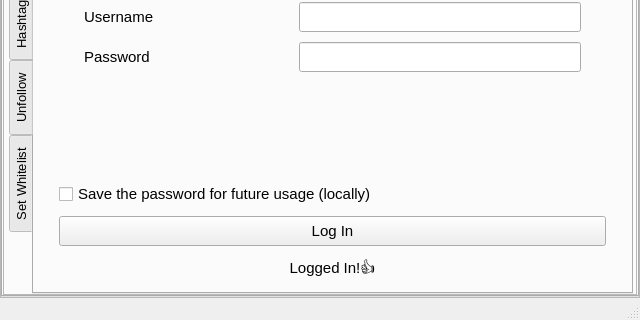
The window that gui/main.ui (SenaThenu/social-media-grower) describes before a commit, drawn with Qt 5; both pictures show x 0 to 640 and y 160 to 480 of the 640 by 480 pixel window.
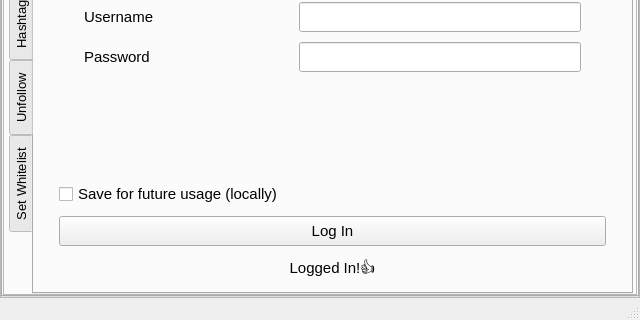
The same window after the commit.

Commit message: made the login tab of the Instagram Bot functional

Diff of the .ui file:
```diff
--- a/gui/main.ui
+++ b/gui/main.ui
@@ -369,7 +369,7 @@
                      </font>
                     </property>
                     <property name="text">
-                     <string>Save the password for future usage (locally)</string>
+                     <string>Save for future usage (locally)</string>
                     </property>
                    </widget>
                   </item>
```
Left out of the diff: 4 changed lines with no effect on the pictures. The commit also changes 6 other files.
